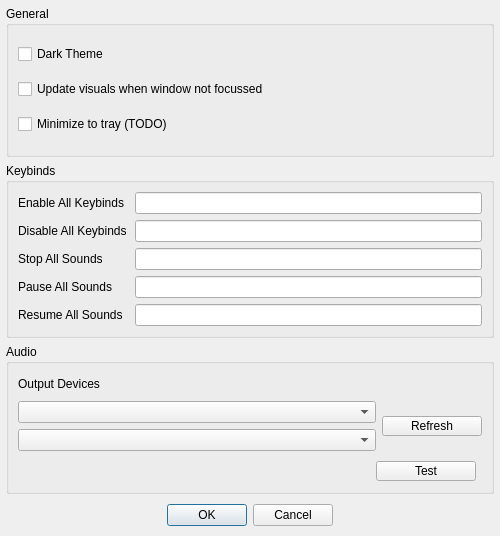
Before: the Qt Designer form src/Dialog/dialogsettings.ui in defaultsamson/Soundboard, drawn with Qt 5.
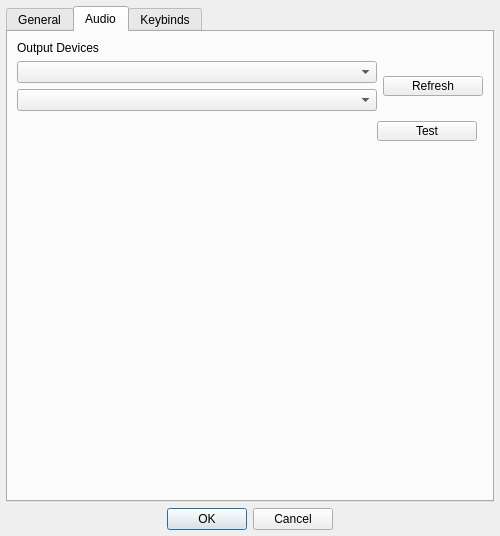
After: the same form once the commit is applied. The open tabs and pages were chosen to show the change. Custom widgets are drawn as their Qt base class.

The edit to the form file:
```diff
--- a/src/Dialog/dialogsettings.ui
+++ b/src/Dialog/dialogsettings.ui
@@ -27,10 +27,14 @@
     <number>6</number>
    </property>
    <item>
-    <widget class="QGroupBox" name="groupBox_3">
-     <property name="title">
+    <widget class="QTabWidget" name="tabWidget">
+     <property name="currentIndex">
+      <number>0</number>
+     </property>
+     <widget class="QWidget" name="tab">
+      <attribute name="title">
       <string>General</string>
-     </property>
+      </attribute>
      <layout class="QVBoxLayout" name="verticalLayout_6">
       <item>
        <widget class="QCheckBox" name="checkBoxDarkTheme">
@@ -53,15 +57,155 @@
         </property>
        </widget>
       </item>
-     </layout>
-    </widget>
+       <item>
+        <spacer name="verticalSpacer_2">
+         <property name="orientation">
+          <enum>Qt::Vertical</enum>
+         </property>
+         <property name="sizeHint" stdset="0">
+          <size>
+           <width>20</width>
+           <height>40</height>
+          </size>
+         </property>
+        </spacer>
+       </item>
+      </layout>
+     </widget>
+     <widget class="QWidget" name="tab_2">
+      <attribute name="title">
+       <string>Audio</string>
+      </attribute>
+      <layout class="QVBoxLayout" name="verticalLayout_7">
+       <item>
+        <widget class="QLabel" name="labelOutputDevice">
+         <property name="text">
+          <string>Output Devices</string>
+         </property>
+        </widget>
    </item>
    <item>
-    <widget class="QGroupBox" name="groupBox">
-     <property name="title">
+        <layout class="QHBoxLayout" name="horizontalLayout_5">
+         <item>
+          <layout class="QVBoxLayout" name="verticalLayout_5">
+           <item>
+            <widget class="QComboBox" name="comboBoxDriver"/>
+           </item>
+           <item>
+            <widget class="QComboBox" name="comboBoxOutputDevice"/>
+           </item>
+          </layout>
+         </item>
+         <item>
+          <widget class="QPushButton" name="pushButtonRefresh">
+           <property name="maximumSize">
+            <size>
+             <width>100</width>
+             <height>20</height>
+            </size>
+           </property>
+           <property name="text">
+            <string>Refresh</string>
+           </property>
+          </widget>
+         </item>
+        </layout>
+       </item>
+       <item>
+        <spacer name="verticalSpacer">
+         <property name="orientation">
+          <enum>Qt::Vertical</enum>
+         </property>
+         <property name="sizeType">
+          <enum>QSizePolicy::Fixed</enum>
+         </property>
+         <property name="sizeHint" stdset="0">
+          <size>
+           <width>20</width>
+           <height>4</height>
+          </size>
+         </property>
+        </spacer>
+       </item>
+       <item>
+        <widget class="QWidget" name="widget_4" native="true">
+         <layout class="QHBoxLayout" name="horizontalLayout">
+          <property name="leftMargin">
+           <number>6</number>
+          </property>
+          <property name="topMargin">
+           <number>0</number>
+          </property>
+          <property name="rightMargin">
+           <number>6</number>
+          </property>
+          <property name="bottomMargin">
+           <number>0</number>
+          </property>
+          <item>
+           <widget class="WidgetAudio" name="outputBar" native="true">
+            <property name="maximumSize">
+             <size>
+              <width>16777215</width>
+              <height>20</height>
+             </size>
+            </property>
+           </widget>
+          </item>
+          <item>
+           <widget class="QPushButton" name="pushButtonOutput">
+            <property name="maximumSize">
+             <size>
+              <width>100</width>
+              <height>20</height>
+             </size>
+            </property>
+            <property name="text">
+             <string>Test</string>
+            </property>
+           </widget>
+          </item>
+         </layout>
+        </widget>
+       </item>
+       <item>
+        <spacer name="verticalSpacer_3">
+         <property name="orientation">
+          <enum>Qt::Vertical</enum>
+         </property>
+         <property name="sizeHint" stdset="0">
+          <size>
+           <width>20</width>
+           <height>40</height>
+          </size>
+         </property>
+        </spacer>
+       </item>
+      </layout>
+     </widget>
+     <widget class="QWidget" name="tab_3">
+      <attribute name="title">
       <string>Keybinds</string>
-     </property>
-     <layout class="QHBoxLayout" name="horizontalLayout_4">
+      </attribute>
+      <layout class="QVBoxLayout" name="verticalLayout_4">
+       <item>
+        <layout class="QHBoxLayout" name="horizontalLayout_6">
+         <item>
+          <spacer name="horizontalSpacer_4">
+           <property name="orientation">
+            <enum>Qt::Horizontal</enum>
+           </property>
+           <property name="sizeType">
+            <enum>QSizePolicy::Fixed</enum>
+           </property>
+           <property name="sizeHint" stdset="0">
+            <size>
+             <width>2</width>
+             <height>20</height>
+            </size>
+           </property>
+          </spacer>
+         </item>
       <item>
        <widget class="QWidget" name="widget_3" native="true">
         <layout class="QVBoxLayout" name="verticalLayout_2">
@@ -115,22 +259,6 @@
         </layout>
        </widget>
       </item>
-      <item>
-       <spacer name="horizontalSpacer_4">
-        <property name="orientation">
-         <enum>Qt::Horizontal</enum>
-        </property>
-        <property name="sizeType">
-         <enum>QSizePolicy::Fixed</enum>
-        </property>
-        <property name="sizeHint" stdset="0">
-         <size>
-          <width>2</width>
-          <height>20</height>
-         </size>
-        </property>
-       </spacer>
-      </item>
       <item>
        <widget class="QWidget" name="widget_2" native="true">
         <layout class="QVBoxLayout" name="verticalLayout_3">
@@ -200,50 +328,9 @@
        </widget>
       </item>
      </layout>
-    </widget>
    </item>
    <item>
-    <widget class="QGroupBox" name="groupBox_2">
-     <property name="title">
-      <string>Audio</string>
-     </property>
-     <layout class="QVBoxLayout" name="verticalLayout_4">
-      <item>
-       <widget class="QLabel" name="labelOutputDevice">
-        <property name="text">
-         <string>Output Devices</string>
-        </property>
-       </widget>
-      </item>
-      <item>
-       <layout class="QHBoxLayout" name="horizontalLayout_5">
-        <item>
-         <layout class="QVBoxLayout" name="verticalLayout_5">
-          <item>
-           <widget class="QComboBox" name="comboBoxDriver"/>
-          </item>
-          <item>
-           <widget class="QComboBox" name="comboBoxOutputDevice"/>
-          </item>
-         </layout>
-        </item>
-        <item>
-         <widget class="QPushButton" name="pushButtonRefresh">
-          <property name="maximumSize">
-           <size>
-            <width>100</width>
-            <height>20</height>
-           </size>
-          </property>
-          <property name="text">
-           <string>Refresh</string>
-          </property>
-         </widget>
-        </item>
-       </layout>
-      </item>
-      <item>
-       <spacer name="verticalSpacer">
+        <spacer name="verticalSpacer_4">
         <property name="orientation">
          <enum>Qt::Vertical</enum>
         </property>
@@ -253,53 +340,13 @@
         <property name="sizeHint" stdset="0">
          <size>
           <width>20</width>
-          <height>4</height>
+           <height>284</height>
          </size>
         </property>
        </spacer>
       </item>
-      <item>
-       <widget class="QWidget" name="widget_4" native="true">
-        <layout class="QHBoxLayout" name="horizontalLayout">
-         <property name="leftMargin">
-          <number>6</number>
-         </property>
-         <property name="topMargin">
-          <number>0</number>
-         </property>
-         <property name="rightMargin">
-          <number>6</number>
-         </property>
-         <property name="bottomMargin">
-          <number>0</number>
-         </property>
-         <item>
-          <widget class="WidgetAudio" name="outputBar" native="true">
-           <property name="maximumSize">
-            <size>
-             <width>16777215</width>
-             <height>20</height>
-            </size>
-           </property>
-          </widget>
-         </item>
-         <item>
-          <widget class="QPushButton" name="pushButtonOutput">
-           <property name="maximumSize">
-            <size>
-             <width>100</width>
-             <height>20</height>
-            </size>
-           </property>
-           <property name="text">
-            <string>Test</string>
-           </property>
-          </widget>
-         </item>
-        </layout>
-       </widget>
-      </item>
-     </layout>
+      </layout>
+     </widget>
     </widget>
    </item>
    <item>
```
Left out of the diff: 3 changed lines with no effect on the pictures. Lines whose indentation alone changed are shown as unchanged.
